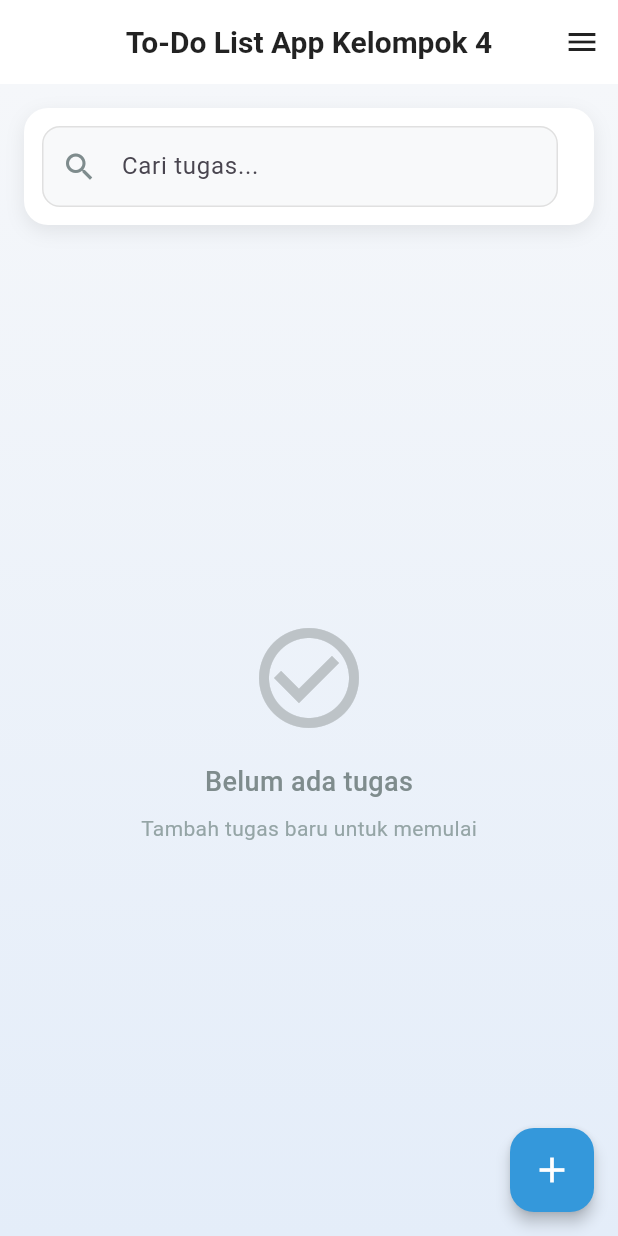
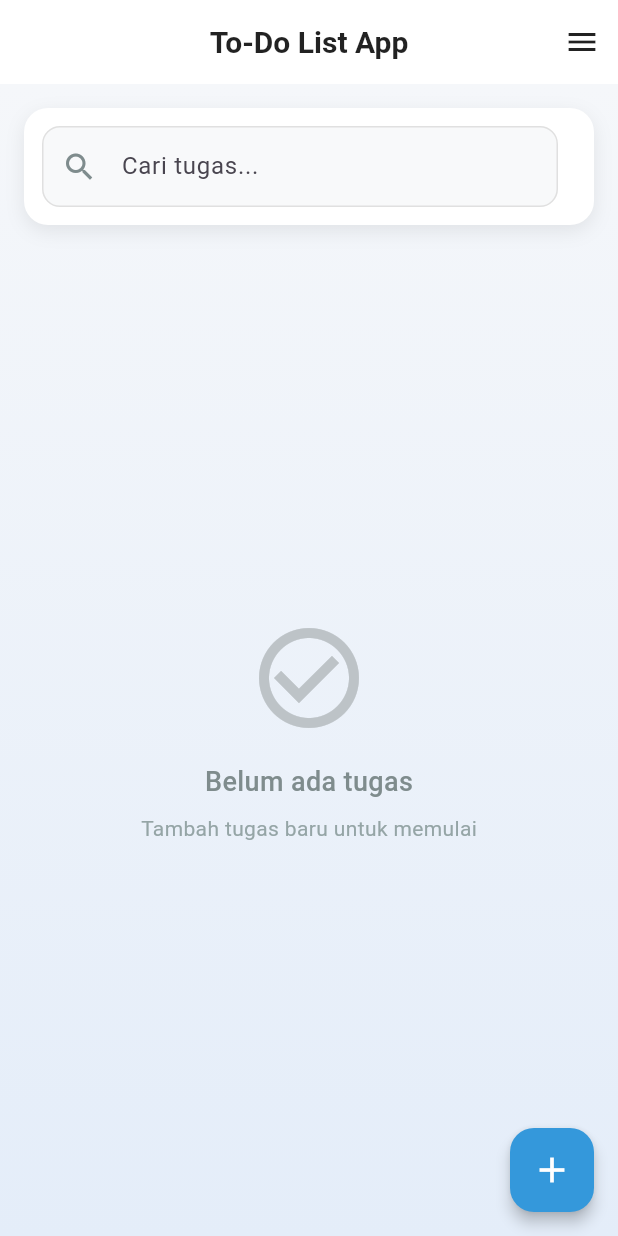
Before and after one commit to SCFJR/pdp_uts_crud-flutter, a Flutter app: the screen it shows after launch, on a phone screen of 412 x 824 dp. Run offline on Flutter 3.47's test engine with Material 3 defaults, Android fonts, the phone set to English and light mode, and no system bars; our stand-ins replace shared_preferences.

Commit message:
modify code

```diff
--- a/lib/pages/homepage.dart
+++ b/lib/pages/homepage.dart
@@ -256,7 +256,7 @@ class _TodoHomePageState extends State<TodoHomePage> {
   Widget build(BuildContext context) {
     return Scaffold(
       appBar: AppBar(
-        title: const Text("To-Do List App Kelompok 4", style: TextStyle(color: Colors.black87, fontWeight: FontWeight.bold)),
+        title: const Text("To-Do List App", style: TextStyle(color: Colors.black87, fontWeight: FontWeight.bold)),
         centerTitle: true, // Center the title to ensure it's clearly visible
         backgroundColor: Colors.white,
         foregroundColor: Colors.black87,
```
